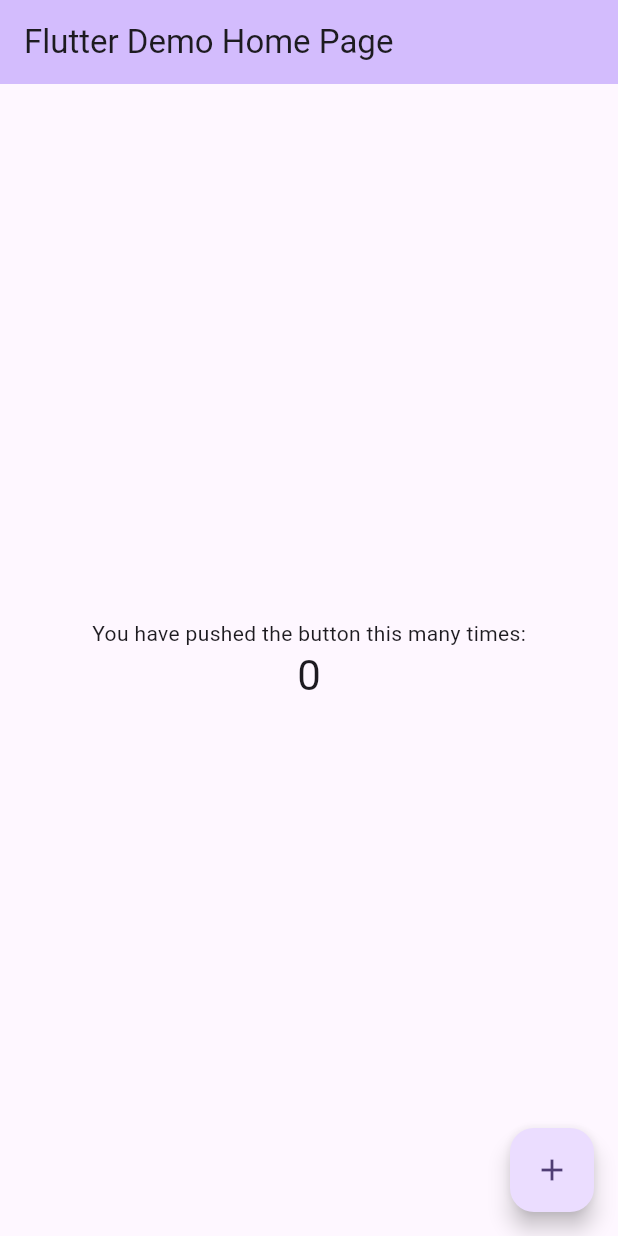
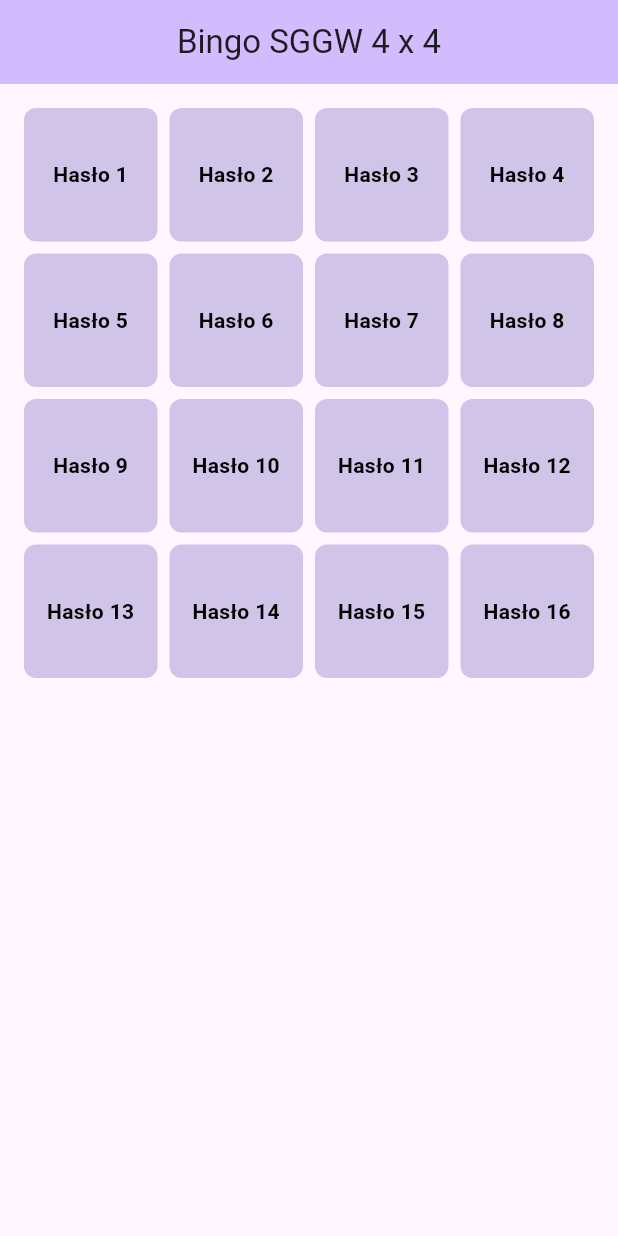
Before and after one commit to SilverNETGroupSGGW/bingo_sggw, a Flutter app: the screen it shows after launch, on a phone screen of 412 x 824 dp. Run offline on Flutter 3.47's test engine with Material 3 defaults, Android fonts, the phone set to English and light mode, and no system bars.

Commit message:
add wip bingo scren

```diff
--- /dev/null
+++ b/lib/features/gameplay/screens/bingo_board_screen.dart
@@ -0,0 +1,40 @@
+import 'package:flutter/material.dart';
+import 'package:bingo_sggw/features/gameplay/widgets/bingo_tile_widget.dart';
+
+class BingoBoardScreen extends StatelessWidget {
+  final int gridSize;
+
+  const BingoBoardScreen({
+    super.key,
+    this.gridSize = 3,
+  });
+
+  @override
+  Widget build(BuildContext context) {
+    final int totalTiles = gridSize * gridSize;
+
+    return Scaffold(
+      appBar: AppBar(
+        title: Text('Bingo SGGW $gridSize x $gridSize'),
+        centerTitle: true,
+        backgroundColor: Theme.of(context).colorScheme.inversePrimary,
+      ),
+      body: Padding(
+        padding: const EdgeInsets.all(16.0),
+        child: GridView.builder(
+          gridDelegate: SliverGridDelegateWithFixedCrossAxisCount(
+            crossAxisCount: gridSize,
+            crossAxisSpacing: 8.0,
+            mainAxisSpacing: 8.0,
+          ),
+          itemCount: totalTiles,
+          itemBuilder: (context, index) {
+            return BingoTileWidget(
+              text: 'Hasło ${index + 1}',
+            );
+          },
+        ),
+      ),
+    );
+  }
+}
--- /dev/null
+++ b/lib/features/gameplay/widgets/bingo_tile_widget.dart
@@ -0,0 +1,41 @@
+import 'package:flutter/material.dart';
+
+class BingoTileWidget extends StatefulWidget {
+  final String text;
+
+  const BingoTileWidget({super.key, required this.text});
+
+  @override
+  State<BingoTileWidget> createState() => _BingoTileWidgetState();
+}
+
+class _BingoTileWidgetState extends State<BingoTileWidget> {
+  bool isChecked = false;
+
+  @override
+  Widget build(BuildContext context) {
+    return GestureDetector(
+      onTap: () {
+        setState(() {
+          isChecked = !isChecked;
+        });
+      },
+      child: Container(
+        decoration: BoxDecoration(
+          color: isChecked ? Colors.green : Colors.deepPurple.shade100,
+          borderRadius: BorderRadius.circular(8),
+        ),
+        child: Center(
+          child: Text(
+            widget.text,
+            textAlign: TextAlign.center,
+            style: TextStyle(
+              fontWeight: FontWeight.bold,
+              color: isChecked ? Colors.white : Colors.black,
+            ),
+          ),
+        ),
+      ),
+    );
+  }
+}
--- a/lib/main.dart
+++ b/lib/main.dart
@@ -1,17 +1,19 @@
 import 'package:flutter/material.dart';
+import 'package:bingo_sggw/features/gameplay/widgets/bingo_tile_widget.dart';
+import 'package:bingo_sggw/features/gameplay/screens/bingo_board_screen.dart';
 
 void main() {
-  runApp(const MyApp());
+  runApp(const BingoSGGW());
 }
 
-class MyApp extends StatelessWidget {
-  const MyApp({super.key});
+class BingoSGGW extends StatelessWidget {
+  const BingoSGGW({super.key});
 
   // This widget is the root of your application.
   @override
   Widget build(BuildContext context) {
     return MaterialApp(
-      title: 'Flutter Demo',
+      title: 'Bingo SGGW',
       theme: ThemeData(
         // This is the theme of your application.
         //
@@ -28,9 +30,9 @@
         //
         // This works for code too, not just values: Most code changes can be
         // tested with just a hot reload.
-        colorScheme: .fromSeed(seedColor: Colors.deepPurple),
+        colorScheme: ColorScheme.fromSeed(seedColor: Colors.deepPurple),
       ),
-      home: const MyHomePage(title: 'Flutter Demo Home Page'),
+      home: const BingoBoardScreen(gridSize: 4,)
     );
   }
 }
@@ -102,7 +104,7 @@
           // TRY THIS: Invoke "debug painting" (choose the "Toggle Debug Paint"
           // action in the IDE, or press "p" in the console), to see the
           // wireframe for each widget.
-          mainAxisAlignment: .center,
+          mainAxisAlignment: MainAxisAlignment.center,
           children: [
             const Text('You have pushed the button this many times:'),
             Text(
```
